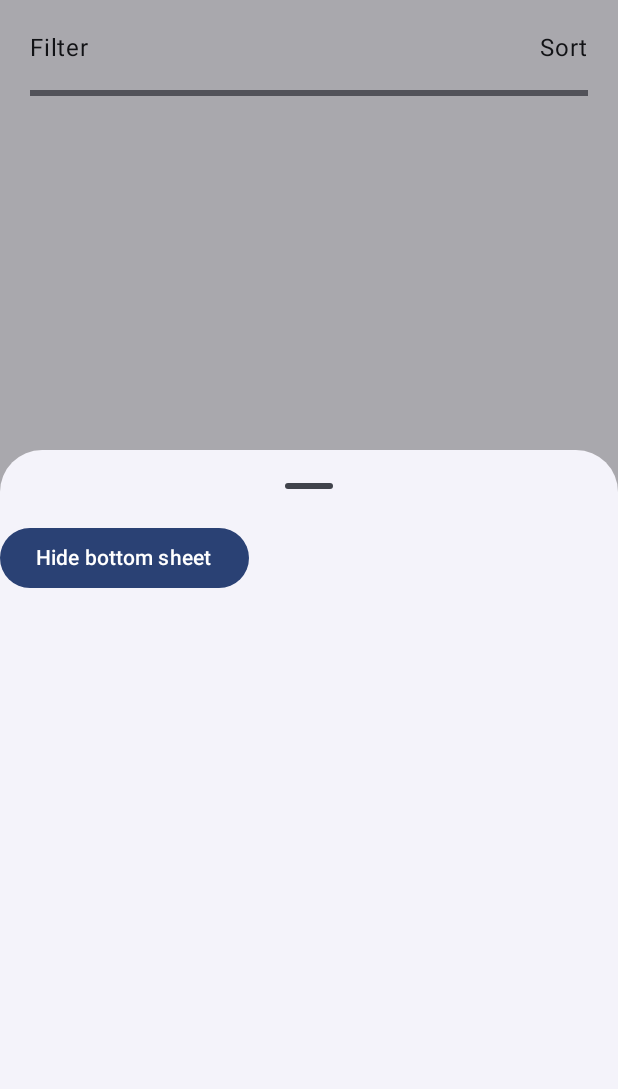
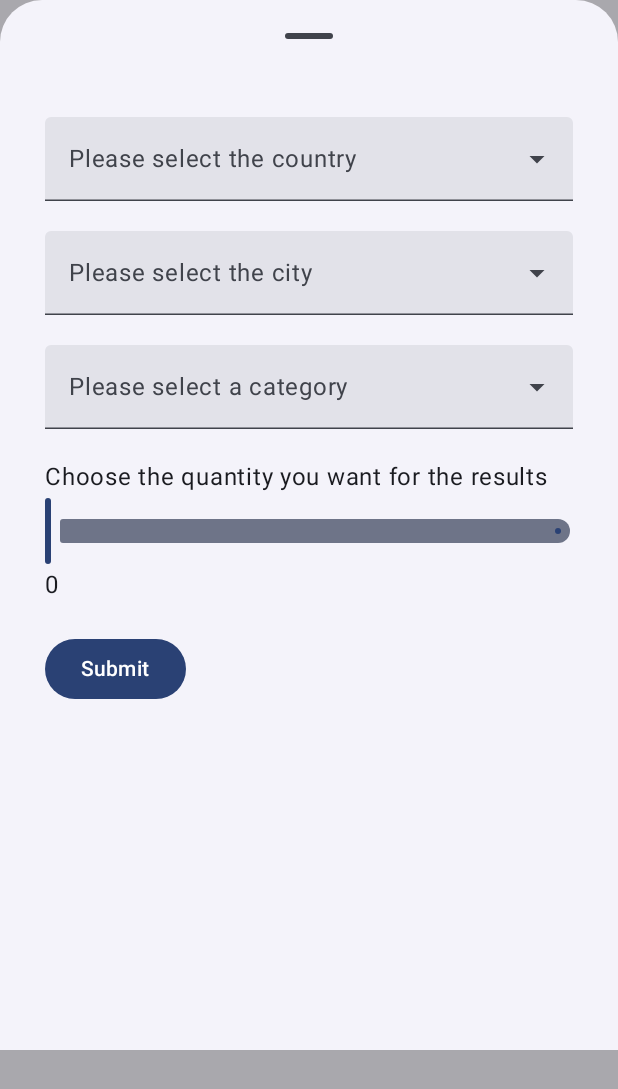
Before and after one commit to vladymir01/EventApp, an Android app built with Jetpack Compose: the composable ListEventScreen called with empty values, after a tap on "Filter", on a phone screen of 412 x 824 dp. Shown: the top 1089 px of the screen. Run offline under Robolectric (Android 15) with nearby library versions, the phone set to English and light mode, and no system bars; pictures from the network do not load.

Commit message:
Added UI elements in the modal for the user to choose country, city and qty

```diff
--- a/app/src/main/java/com/example/eventapp/MainActivity.kt
+++ b/app/src/main/java/com/example/eventapp/MainActivity.kt
@@ -40,9 +40,8 @@ class MainActivity : ComponentActivity() {
 
 @Composable
 fun MainApp(){
-//    GenderDropDownMenu()
-//    val eventViewModel:EventViewModel = viewModel()
-//    ListEventScreen(eventViewModel.events)
+    val eventViewModel:EventViewModel = viewModel()
     val countryViewModel:CountryViewModel = viewModel()
-    DropDownCountry(countryViewModel.countries)
+    ListEventScreen(eventViewModel.events, countryViewModel.countries)
+//    DropDownCountry(countryViewModel.countries)
 }
--- /dev/null
+++ b/app/src/main/java/com/example/eventapp/components/DropDownCategory.kt
@@ -0,0 +1,73 @@
+package com.example.eventapp.components
+
+import androidx.compose.foundation.layout.fillMaxWidth
+import androidx.compose.foundation.layout.height
+import androidx.compose.material3.DropdownMenuItem
+import androidx.compose.material3.ExperimentalMaterial3Api
+import androidx.compose.material3.ExposedDropdownMenuBox
+import androidx.compose.material3.ExposedDropdownMenuDefaults
+import androidx.compose.material3.Text
+import androidx.compose.material3.TextField
+import androidx.compose.runtime.Composable
+import androidx.compose.runtime.getValue
+import androidx.compose.runtime.mutableStateOf
+import androidx.compose.runtime.remember
+import androidx.compose.runtime.setValue
+import androidx.compose.ui.Modifier
+import androidx.compose.ui.unit.dp
+
+@OptIn(ExperimentalMaterial3Api::class)
+@Composable
+fun DropDownCategory(){
+
+    //region The variables
+    var isExpanded:Boolean by remember { mutableStateOf(false) }
+    var category by remember { mutableStateOf("") }
+    val listCategory:List<String> = listOf("Sports", "Music", "Art", "Miscellaneous")
+    //endregion
+
+    //region DropDownBox that contains the ExposedDropDownMenu for the Categories
+    ExposedDropdownMenuBox(
+        expanded = isExpanded,
+        onExpandedChange ={ newValue ->
+            isExpanded = newValue
+        },
+    ) {
+        //region The TextField
+        TextField(
+            value = category,
+            onValueChange = { newValue ->
+                category = newValue
+            },
+            readOnly = true,
+            trailingIcon = { ExposedDropdownMenuDefaults.TrailingIcon(expanded = isExpanded)},
+            placeholder = { Text("Please select a category") },
+            colors = ExposedDropdownMenuDefaults.textFieldColors(),
+            modifier = Modifier
+                .menuAnchor()
+                .fillMaxWidth()
+        )
+        //endregion
+
+        //region The ExposedDropDownMenu
+        ExposedDropdownMenu(
+            expanded = isExpanded,
+            onDismissRequest = { isExpanded = false },
+            modifier = Modifier.height(200.dp)
+        ) {
+            listCategory.forEach{
+                DropdownMenuItem(
+                    text = { Text(it) },
+                    onClick = {
+                        isExpanded = false
+                        category = it
+                    }
+                )
+            }
+
+        }
+        //endregion
+    }
+
+    //endregion
+}
--- a/app/src/main/java/com/example/eventapp/ui/screen/DropDownCountryTest.kt
+++ b/app/src/main/java/com/example/eventapp/components/DropDownCountry.kt
@@ -3,6 +3,7 @@ package com.example.eventapp.ui.screen
 import android.util.Log
 import androidx.compose.foundation.layout.Column
 import androidx.compose.foundation.layout.Spacer
+import androidx.compose.foundation.layout.fillMaxWidth
 import androidx.compose.foundation.layout.height
 import androidx.compose.material3.DropdownMenuItem
 import androidx.compose.material3.ExperimentalMaterial3Api
@@ -48,12 +49,13 @@ fun DropDownCountry(countries:List<Country>){
                 trailingIcon = { ExposedDropdownMenuDefaults.TrailingIcon(expanded = isExpanded)},
                 placeholder = { Text("Please select the country") },
                 colors = ExposedDropdownMenuDefaults.textFieldColors(),
-                modifier = Modifier.menuAnchor()
+                modifier = Modifier.menuAnchor().fillMaxWidth()
             )
 
             ExposedDropdownMenu(
                 expanded = isExpanded,
-                onDismissRequest = { isExpanded = false }
+                onDismissRequest = { isExpanded = false },
+                modifier = Modifier.height(300.dp)
             ) {
                 countries.forEach{
                     DropdownMenuItem(
@@ -66,8 +68,6 @@ fun DropDownCountry(countries:List<Country>){
                         }
                     )
                 }
-
-
 
             }
         }
@@ -93,12 +93,13 @@ fun DropDownCountry(countries:List<Country>){
                 trailingIcon = { ExposedDropdownMenuDefaults.TrailingIcon(expanded = cityIsExpanded)},
                 placeholder = { Text("Please select the city") },
                 colors = ExposedDropdownMenuDefaults.textFieldColors(),
-                modifier = Modifier.menuAnchor()
+                modifier = Modifier.menuAnchor().fillMaxWidth()
             )
 
             ExposedDropdownMenu(
                 expanded = cityIsExpanded,
-                onDismissRequest = { cityIsExpanded = false }
+                onDismissRequest = { cityIsExpanded = false },
+                modifier = Modifier.height(if(cityList.isNotEmpty()) 300.dp else 0.dp)
             ) {
                     cityList.forEach{
                         DropdownMenuItem(
@@ -109,9 +110,6 @@ fun DropDownCountry(countries:List<Country>){
                             }
                         )
                 }
-
-
-
             }
         }
 
--- /dev/null
+++ b/app/src/main/java/com/example/eventapp/components/TheSliderQty.kt
@@ -0,0 +1,24 @@
+package com.example.eventapp.components
+
+import androidx.compose.foundation.layout.Column
+import androidx.compose.material3.Slider
+import androidx.compose.material3.Text
+import androidx.compose.runtime.Composable
+import androidx.compose.runtime.getValue
+import androidx.compose.runtime.mutableFloatStateOf
+import androidx.compose.runtime.remember
+import androidx.compose.runtime.setValue
+
+@Composable
+fun TheSliderQty(label:String){
+    var sliderPosition by remember { mutableFloatStateOf(0f) }
+    Column {
+        Text(label)
+        Slider(
+            value = sliderPosition,
+            onValueChange = {sliderPosition = it},
+            valueRange = 1f..200f
+        )
+        Text(text = sliderPosition.toInt().toString())
+    }
+}
--- a/app/src/main/java/com/example/eventapp/ui/screen/ListEventScreen.kt
+++ b/app/src/main/java/com/example/eventapp/ui/screen/ListEventScreen.kt
@@ -12,11 +12,14 @@ import androidx.compose.foundation.layout.Column
 import androidx.compose.foundation.layout.PaddingValues
 import androidx.compose.foundation.layout.Row
 import androidx.compose.foundation.layout.Spacer
+import androidx.compose.foundation.layout.fillMaxHeight
 import androidx.compose.foundation.layout.fillMaxSize
 import androidx.compose.foundation.layout.fillMaxWidth
 import androidx.compose.foundation.layout.height
+import androidx.compose.foundation.layout.heightIn
 import androidx.compose.foundation.layout.padding
 import androidx.compose.foundation.layout.size
+import androidx.compose.foundation.layout.width
 import androidx.compose.foundation.lazy.LazyColumn
 import androidx.compose.foundation.lazy.items
 import androidx.compose.foundation.shape.RoundedCornerShape
@@ -28,16 +31,22 @@ import androidx.compose.material3.Card
 import androidx.compose.material3.CardDefaults
 import androidx.compose.material3.CardElevation
 import androidx.compose.material3.Divider
+import androidx.compose.material3.DropdownMenuItem
 import androidx.compose.material3.ExperimentalMaterial3Api
+import androidx.compose.material3.ExposedDropdownMenuBox
+import androidx.compose.material3.ExposedDropdownMenuDefaults
 import androidx.compose.material3.ExtendedFloatingActionButton
 import androidx.compose.material3.Icon
 import androidx.compose.material3.ModalBottomSheet
 import androidx.compose.material3.Scaffold
+import androidx.compose.material3.Slider
 import androidx.compose.material3.Surface
 import androidx.compose.material3.Text
+import androidx.compose.material3.TextField
 import androidx.compose.material3.rememberModalBottomSheetState
 import androidx.compose.runtime.Composable
 import androidx.compose.runtime.getValue
+import androidx.compose.runtime.mutableFloatStateOf
 import androidx.compose.runtime.mutableStateOf
 import androidx.compose.runtime.remember
 import androidx.compose.runtime.rememberCoroutineScope
@@ -49,16 +58,19 @@ import androidx.compose.ui.layout.ContentScale
 import androidx.compose.ui.unit.dp
 import coil.compose.AsyncImage
 import com.example.eventapp.TAG
+import com.example.eventapp.components.DropDownCategory
+import com.example.eventapp.components.TheSliderQty
 import com.example.eventapp.data.model.Event
 import com.example.eventapp.data.model.ResponseApi
+import com.example.eventapp.data.model.countryModel.Country
 import kotlinx.coroutines.launch
 
 @SuppressLint("UnusedMaterial3ScaffoldPaddingParameter")
 @OptIn(ExperimentalMaterial3Api::class)
 @Composable
-fun ListEventScreen(events:List<Event>){
+fun ListEventScreen(events:List<Event>, countries:List<Country>){
 
-    val sheetState = rememberModalBottomSheetState()
+    val sheetState = rememberModalBottomSheetState(skipPartiallyExpanded = true)
     val scope = rememberCoroutineScope()
     var showBottomSheet by remember { mutableStateOf(false) }
 
@@ -90,28 +102,39 @@ fun ListEventScreen(events:List<Event>){
             ModalBottomSheet(
                 onDismissRequest = { showBottomSheet = false},
                 sheetState = sheetState,
-                modifier = Modifier.height(600.dp)
+                modifier = Modifier.height(700.dp)
             ) {
-                //The sheet Content (The modal)
-                Button(onClick = {
-                scope.launch { sheetState.hide() }.invokeOnCompletion {
-                    if (!sheetState.isVisible){ showBottomSheet = false} }
-                }) {
-                    Text("Hide bottom sheet")
+
+                    Column(
+                        modifier = Modifier.padding(30.dp)
+                    ) {
+                        DropDownCountry(countries)
+                        Spacer(Modifier.height(20.dp))
+                        DropDownCategory()
+                        Spacer(Modifier.height(20.dp))
+                        TheSliderQty("Choose the quantity you want for the results")
+                        Spacer(Modifier.height(20.dp))
+                        Button(onClick = {
+                            scope.launch { sheetState.hide() }.invokeOnCompletion {
+                                if (!sheetState.isVisible){ showBottomSheet = false} }
+                        }) { Text("Submit") }
+                    }
+
                 }
 
-            }
+
         }
         //endregion
 
     }
 }
-
 @Composable
 fun FilterAndSort(onClick:()->Unit) {
     Row(
         horizontalArrangement = Arrangement.SpaceBetween,
-        modifier = Modifier.fillMaxWidth().padding(20.dp)
+        modifier = Modifier
+            .fillMaxWidth()
+            .padding(20.dp)
     ) {
         Text("Filter", modifier = Modifier.clickable { onClick() })
         Text("Sort")
```
Lines whose indentation alone changed are shown as unchanged.
